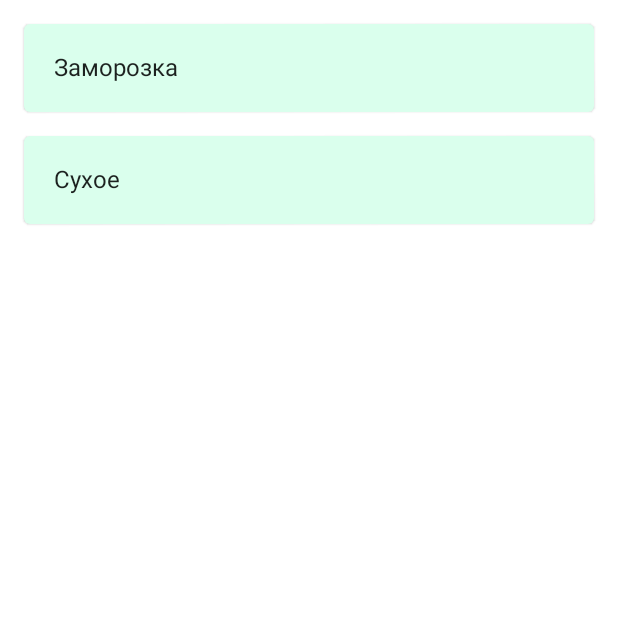
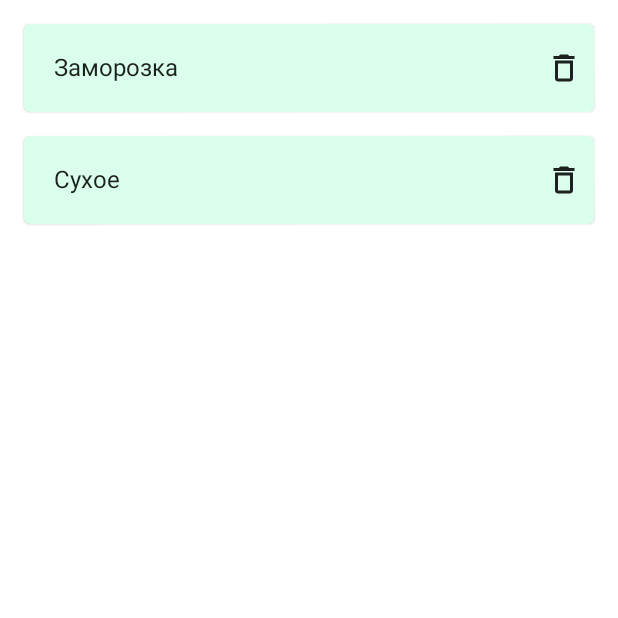
Before and after one commit to Haartag/ComposedStorage, an Android app built with Jetpack Compose: the composable DragAndDropColumn shown on its own in the app's theme, on a phone screen of 412 x 824 dp, the top half of it. Run offline under Robolectric (Android 15) with nearby library versions, the phone set to English and light mode, and no system bars; our stand-ins replace Dagger/Hilt's generated code, Room's generated code.

Commit message:
Settings: delete tabs and their content

```diff
--- a/app/src/main/java/com/valerytimofeev/composedstorage/categorylist/CategoryListViewModel.kt
+++ b/app/src/main/java/com/valerytimofeev/composedstorage/categorylist/CategoryListViewModel.kt
@@ -36,7 +36,7 @@ class CategoryListViewModel @Inject constructor(
         }
     }
 
-    var currentPage = mutableStateOf(1)
+    var currentPage = mutableStateOf(0)
 
     fun getCategoryTypeColor(colorScheme: Int): Color {
         return Constants.colorsMap[colorScheme] ?: Color.LightGray
--- a/app/src/main/java/com/valerytimofeev/composedstorage/data/database/StorageDAO.kt
+++ b/app/src/main/java/com/valerytimofeev/composedstorage/data/database/StorageDAO.kt
@@ -32,10 +32,6 @@ interface StorageDAO {
     @Delete
     suspend fun delete(item: TabItem)
 
-    //Clean TabTable
-    @Query("DELETE FROM TabDB")
-    suspend fun deleteTabTable()
-
     //Storage Queries
 
     @Query("SELECT * FROM StorageDB WHERE category = :category")
@@ -60,5 +56,21 @@ interface StorageDAO {
     @Query("SELECT * FROM TabDB")
     fun getAllTabsFlow(): Flow<List<TabItem>>
 
+    //Settings Queries
 
+    @Query("DELETE FROM TabDB")
+    suspend fun deleteTabTable()
+
+    @Transaction
+    @Query("DELETE FROM StorageDB WHERE category in (SELECT category FROM CategoryDB WHERE tabName = :tabName) ")
+    suspend fun deleteTabFromStorages(tabName: String)
+
+    @Query("DELETE FROM CategoryDB WHERE tabName = :tabName")
+    suspend fun deleteTabFromCategories(tabName: String)
+
+
+
+
+/*    @Query("DELETE FROM CategoryDB WHERE tabName = :tabName")
+    suspend fun deleteTabFromCategories(tabName: String)*/
 }
--- a/app/src/main/java/com/valerytimofeev/composedstorage/settings/TabSettings.kt
+++ b/app/src/main/java/com/valerytimofeev/composedstorage/settings/TabSettings.kt
@@ -1,6 +1,5 @@
 package com.valerytimofeev.composedstorage.settings
 
-import android.util.Log
 import androidx.compose.animation.core.animateDpAsState
 import androidx.compose.foundation.ExperimentalFoundationApi
 import androidx.compose.foundation.clickable
@@ -12,9 +11,10 @@ import androidx.compose.material.Card
 import androidx.compose.material.Icon
 import androidx.compose.material.Text
 import androidx.compose.material.icons.Icons
-import androidx.compose.material.icons.filled.AddCircle
 import androidx.compose.material.icons.filled.ArrowBack
+import androidx.compose.material.icons.outlined.Delete
 import androidx.compose.runtime.*
+import androidx.compose.ui.Alignment
 import androidx.compose.ui.Modifier
 import androidx.compose.ui.graphics.graphicsLayer
 import androidx.compose.ui.input.pointer.pointerInput
@@ -22,9 +22,6 @@ import androidx.compose.ui.unit.dp
 import androidx.compose.ui.zIndex
 import androidx.hilt.navigation.compose.hiltViewModel
 import androidx.navigation.NavController
-import com.google.accompanist.pager.ExperimentalPagerApi
-import com.valerytimofeev.composedstorage.categorydetail.CategoryDetailViewModel
-import com.valerytimofeev.composedstorage.categorydetail.TopBarAddIcon
 import com.valerytimofeev.composedstorage.common.TopBar
 import com.valerytimofeev.composedstorage.common.TopBarOkIcon
 
@@ -85,14 +82,33 @@ fun DragAndDropColumn(
         ) {
             itemsIndexed(list, key = { _, item -> item }) { index, item ->
                 DraggableItem(dragDropState, index) { isDragging ->
-                    val elevation by animateDpAsState(if (isDragging) 4.dp else 1.dp)
+                    val elevation by animateDpAsState(if (isDragging) 12.dp else 1.dp)
                     Card(elevation = elevation) {
+                        Box(contentAlignment = Alignment.CenterStart) {
                             Text(
                                 item,
                                 Modifier
                                     .fillMaxWidth()
                                     .padding(20.dp)
                             )
+                            if (list.size > 1) {
+                                Icon(Icons.Outlined.Delete,
+                                    contentDescription = "Delete tab icon",
+                                    modifier = Modifier
+                                        .padding(8.dp)
+                                        .align(Alignment.CenterEnd)
+                                        .requiredHeight(24.dp)
+                                        .aspectRatio(1f)
+                                        .clickable {
+                                            viewModel.saveToDeleted(item)
+                                            list = list
+                                                .toMutableList()
+                                                .apply {
+                                                    remove(item)
+                                                }
+                                        })
+                            }
+                        }
                     }
                 }
             }
```
Also changed, not shown: app/src/main/java/com/valerytimofeev/composedstorage/categorylist/CategoryListScreen.kt (+5 -6 lines), app/src/main/java/com/valerytimofeev/composedstorage/data/DatabaseRepository.kt (+8 -0 lines), app/src/main/java/com/valerytimofeev/composedstorage/settings/SettingsViewModel.kt (+16 -0 lines). Lines whose indentation alone changed are shown as unchanged.
